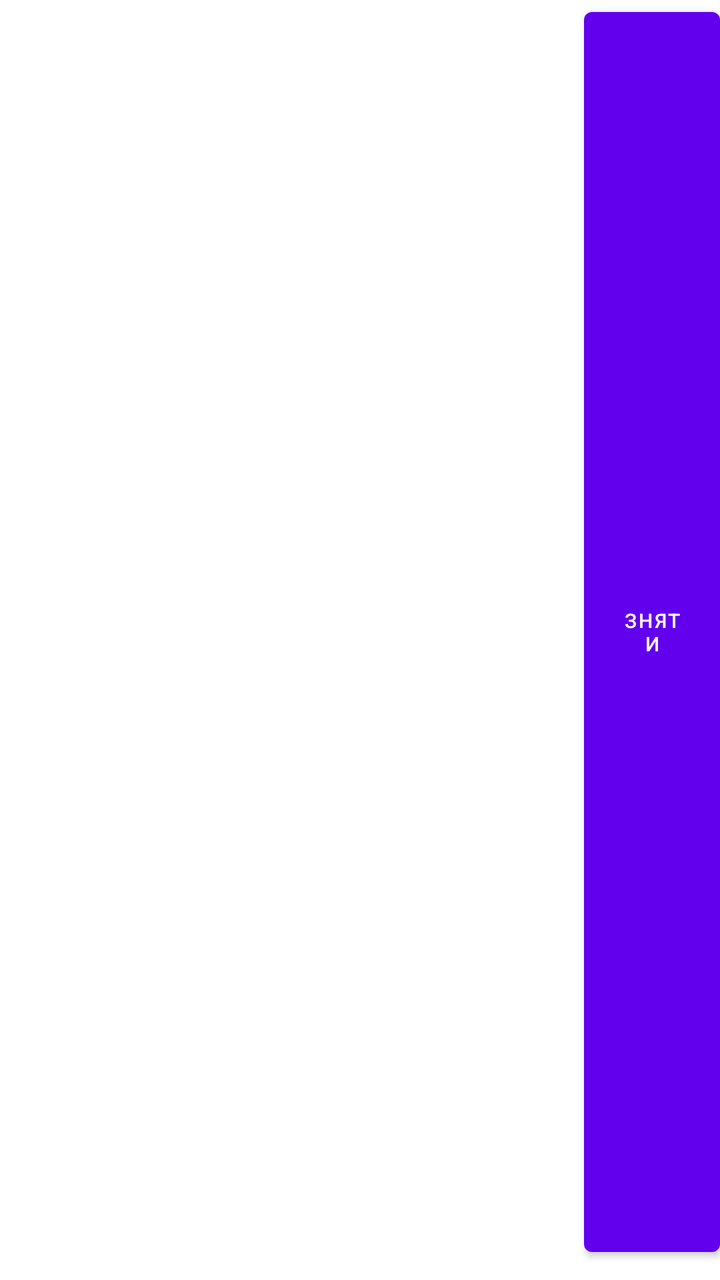
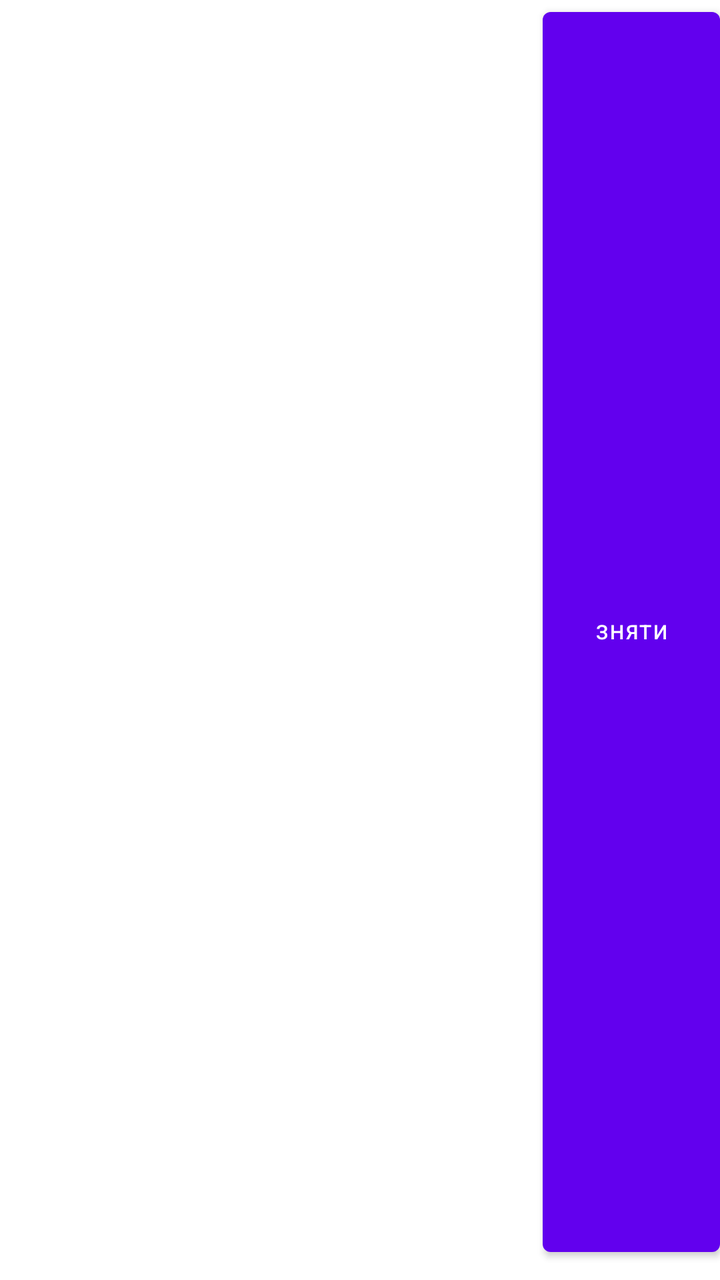

An Android layout rendered at two revisions. The XML below is the earlier revision; the diff shows what the commit changed to produce the second picture.
<!-- AndroidManifest.xml: application theme Theme.POEGPS -->
<!-- res/layout/opr_item.xml -->
<?xml version="1.0" encoding="utf-8"?>
<LinearLayout xmlns:android="http://schemas.android.com/apk/res/android"
    android:id="@+id/opr_item_ll"
    android:layout_width="match_parent"
    android:layout_height="wrap_content"
    android:paddingBottom="8dp">

    <TextView
        android:id="@+id/opr"
        android:layout_width="10dp"
        android:layout_height="match_parent"
        android:layout_marginStart="10dp"
        android:layout_marginTop="4dp"
        android:layout_weight="1"
        android:clickable="true"
        android:foreground="#3233b5e5"
        android:paddingTop="10dp"
        android:text=""
        android:textAlignment="center"
        android:textSize="11sp"
        android:textStyle="bold" />

    <LinearLayout
        android:id="@+id/textViews"
        android:layout_width="114dp"
        android:layout_height="40dp"
        android:layout_marginTop="4dp"
        android:layout_weight="1"
        android:longClickable="true"
        android:onClick="@null"
        android:orientation="vertical">

        <TextView
            android:id="@+id/lat"
            android:layout_width="match_parent"
            android:layout_height="20dp"
            android:layout_weight="1"
            android:foreground="#37ff8800"
            android:text=""
            android:textAlignment="center" />

        <TextView
            android:id="@+id/lng"
            android:layout_width="match_parent"
            android:layout_height="20dp"
            android:layout_weight="1"
            android:foreground="#37ff8800"
            android:text=""
            android:textAlignment="center" />

    </LinearLayout>

    <TextView
        android:id="@+id/wire"
        android:layout_width="15dp"
        android:layout_height="match_parent"
        android:layout_marginTop="4dp"
        android:layout_weight="1"
        android:foreground="#3799cc00"
        android:paddingTop="10dp"
        android:text=""
        android:textAlignment="center"
        android:textSize="11sp" />

    <Button
        android:id="@+id/take_coord"
        android:layout_width="20dp"
        android:layout_height="match_parent"
        android:layout_marginBottom="0dp"
        android:layout_marginRight="0dp"
        android:layout_marginTop="0dp"
        android:layout_weight="1"
        android:soundEffectsEnabled="true"
        android:text="@string/take"
        android:textSize="10sp" />

</LinearLayout>
<!-- resources referenced by this layout -->
<resources>
  <string name="take">Зняти</string>
  <style name="Theme.POEGPS" parent="Theme.MaterialComponents.DayNight.NoActionBar">
          
          <item name="colorPrimary">@color/purple_500</item>
          <item name="colorPrimaryVariant">@color/purple_700</item>
          <item name="colorOnPrimary">@color/white</item>
          
          <item name="colorSecondary">@color/teal_200</item>
          <item name="colorSecondaryVariant">@color/teal_700</item>
          <item name="colorOnSecondary">@color/black</item>
          
          <item name="android:statusBarColor">?attr/colorPrimaryVariant</item>
          
      </style>
  <color name="purple_500">#FF6200EE</color>
  <color name="purple_700">#FF3700B3</color>
  <color name="white">#FFFFFFFF</color>
  <color name="teal_200">#FF03DAC5</color>
  <color name="teal_700">#FF018786</color>
  <color name="black">#FF000000</color>
</resources>

<!-- the commit's change to res/layout/opr_item.xml (unified diff, before → after) -->
@@ -50,18 +50,6 @@
 
     </LinearLayout>
 
-    <TextView
-        android:id="@+id/wire"
-        android:layout_width="15dp"
-        android:layout_height="match_parent"
-        android:layout_marginTop="4dp"
-        android:layout_weight="1"
-        android:foreground="#3799cc00"
-        android:paddingTop="10dp"
-        android:text=""
-        android:textAlignment="center"
-        android:textSize="11sp" />
-
     <Button
         android:id="@+id/take_coord"
         android:layout_width="20dp"
